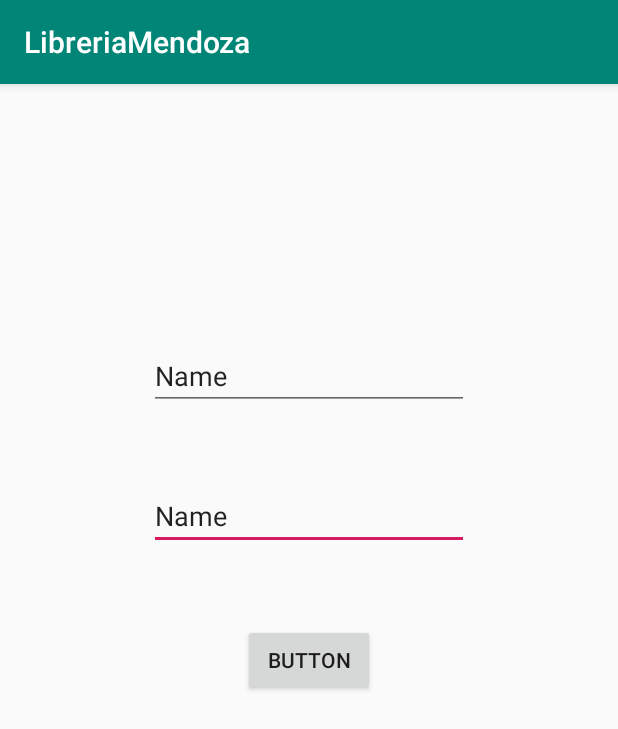
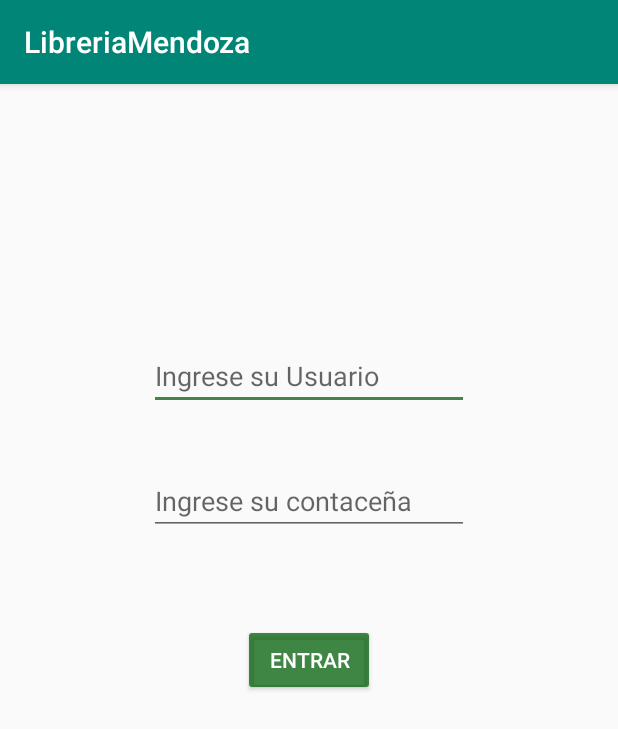
Before and after one commit to juancarlosmz/Libreria, an Android app: the screen it shows after launch (MainActivity), on a phone screen of 412 x 824 dp. Shown: the top 729 px of the screen. Run offline under Robolectric (Android 15) with nearby library versions, the phone set to English and light mode, and no system bars.

Commit message:
0.1.1
Cambios en el diseño

```diff
--- a/LibreriaMendoza/app/src/main/java/com/example/libreriamendoza/MainActivity.java
+++ b/LibreriaMendoza/app/src/main/java/com/example/libreriamendoza/MainActivity.java
@@ -87,7 +87,7 @@ public class MainActivity extends AppCompatActivity implements View.OnClickListe
         StringBuilder resul = new StringBuilder();
 
         try{
-            url = new URL("http://192.168.1.60:50/libros/valida.php?usu="+usu+"&pas="+pas);
+            url = new URL("http://192.168.0.13:50/Libreria/libros/valida.php?usu="+usu+"&pas="+pas);
             HttpURLConnection connection =(HttpURLConnection )url.openConnection();
             respuesta = connection.getResponseCode();
             //resul = new StringBuilder();
--- a/LibreriaMendoza/app/src/main/java/com/example/libreriamendoza/Sistema.java
+++ b/LibreriaMendoza/app/src/main/java/com/example/libreriamendoza/Sistema.java
@@ -108,7 +108,7 @@ public class Sistema extends AppCompatActivity implements View.OnClickListener {
         StringBuilder resul = new StringBuilder();
 
         try{
-            url = new URL("http://192.168.1.60:50/libros/ver.php?cod="+cod);
+            url = new URL("http://192.168.0.13:50/Libreria/libros/ver.php?cod="+cod);
             HttpURLConnection connection =(HttpURLConnection )url.openConnection();
             respuesta = connection.getResponseCode();
             if(respuesta == HttpURLConnection.HTTP_OK){
--- a/LibreriaMendoza/app/src/main/res/layout/activity_main.xml
+++ b/LibreriaMendoza/app/src/main/res/layout/activity_main.xml
@@ -5,23 +5,6 @@
     android:layout_width="match_parent"
     android:layout_height="match_parent"
     tools:context=".MainActivity">
-
-    <EditText
-        android:id="@+id/etpassword"
-        android:layout_width="wrap_content"
-        android:layout_height="wrap_content"
-        android:layout_marginStart="8dp"
-        android:layout_marginTop="8dp"
-        android:layout_marginEnd="8dp"
-        android:layout_marginBottom="8dp"
-        android:ems="10"
-        android:inputType="textPersonName"
-        android:text="Name"
-        app:layout_constraintBottom_toBottomOf="parent"
-        app:layout_constraintEnd_toEndOf="parent"
-        app:layout_constraintStart_toStartOf="parent"
-        app:layout_constraintTop_toTopOf="parent"
-        app:layout_constraintVertical_bias="0.364" />
 
     <EditText
         android:id="@+id/etingreso"
@@ -32,8 +15,8 @@
         android:layout_marginEnd="8dp"
         android:layout_marginBottom="8dp"
         android:ems="10"
+        android:hint="Ingrese su Usuario"
         android:inputType="textPersonName"
-        android:text="Name"
         app:layout_constraintBottom_toBottomOf="parent"
         app:layout_constraintEnd_toEndOf="parent"
         app:layout_constraintStart_toStartOf="parent"
@@ -48,10 +31,29 @@
         android:layout_marginTop="8dp"
         android:layout_marginEnd="8dp"
         android:layout_marginBottom="8dp"
+        android:backgroundTint="@color/colorAccent"
         android:onClick="onClick"
-        android:text="Button"
+        android:text="@string/strLogin"
+        android:textColor="@android:color/white"
         app:layout_constraintBottom_toBottomOf="parent"
         app:layout_constraintEnd_toEndOf="parent"
         app:layout_constraintStart_toStartOf="parent"
         app:layout_constraintTop_toTopOf="parent" />
+
+    <EditText
+        android:id="@+id/etpassword"
+        android:layout_width="wrap_content"
+        android:layout_height="wrap_content"
+        android:layout_marginStart="8dp"
+        android:layout_marginTop="8dp"
+        android:layout_marginEnd="8dp"
+        android:layout_marginBottom="8dp"
+        android:ems="10"
+        android:hint="Ingrese su contaceña"
+        android:inputType="textPassword"
+        app:layout_constraintBottom_toBottomOf="parent"
+        app:layout_constraintEnd_toEndOf="parent"
+        app:layout_constraintStart_toStartOf="parent"
+        app:layout_constraintTop_toTopOf="parent"
+        app:layout_constraintVertical_bias="0.35" />
 </androidx.constraintlayout.widget.ConstraintLayout>
--- a/LibreriaMendoza/app/src/main/res/values/colors.xml
+++ b/LibreriaMendoza/app/src/main/res/values/colors.xml
@@ -2,5 +2,5 @@
 <resources>
     <color name="colorPrimary">#008577</color>
     <color name="colorPrimaryDark">#00574B</color>
-    <color name="colorAccent">#D81B60</color>
+    <color name="colorAccent">#BE005E07</color>
 </resources>
--- a/LibreriaMendoza/app/src/main/res/values/strings.xml
+++ b/LibreriaMendoza/app/src/main/res/values/strings.xml
@@ -1,4 +1,6 @@
 <resources>
     <string name="app_name">LibreriaMendoza</string>
     <string name="strBienvenido">Bienvenido</string>
+    <string name="strLogin">Entrar</string>
+    <string name="strVerInformacion">Ver Información</string>
 </resources>
```
Also changed, not shown: LibreriaMendoza/app/src/main/res/layout/activity_sistema.xml (+4 -7 lines).
